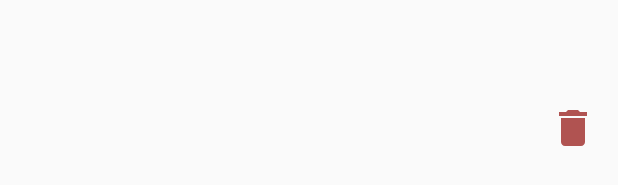
After one commit to burdukowsky/EnterLeave, an Android app: the layout action.xml on its own in the app's theme, with its tools: preview values and no code run, on a phone screen of 412 x 824 dp. The commit adds this screen. Shown: the part 490-675 px from the top of the screen. Run offline under Robolectric (Android 15) with nearby library versions, the phone set to English and light mode, and no system bars.

Commit message:
action list from database

```diff
--- /dev/null
+++ b/app/src/main/res/drawable-anydpi/trash.xml
@@ -0,0 +1,14 @@
+<vector xmlns:android="http://schemas.android.com/apk/res/android"
+    android:width="24dp"
+    android:height="24dp"
+    android:viewportWidth="18"
+    android:viewportHeight="18"
+    android:tint="#9E2927"
+    android:alpha="0.8">
+  <group android:translateX="-3"
+      android:translateY="-3">
+      <path
+          android:fillColor="#FF000000"
+          android:pathData="M6,19c0,1.1 0.9,2 2,2h8c1.1,0 2,-0.9 2,-2V7H6v12zM19,4h-3.5l-1,-1h-5l-1,1H5v2h14V4z"/>
+  </group>
+</vector>
--- /dev/null
+++ b/app/src/main/res/layout/action.xml
@@ -0,0 +1,36 @@
+<?xml version="1.0" encoding="utf-8"?>
+<LinearLayout xmlns:android="http://schemas.android.com/apk/res/android"
+    android:layout_width="match_parent"
+    android:layout_height="match_parent"
+    android:gravity="center_vertical"
+    android:orientation="horizontal"
+    android:padding="@dimen/activity_horizontal_margin">
+
+    <LinearLayout
+        android:layout_width="0dp"
+        android:layout_height="wrap_content"
+        android:layout_weight="1"
+        android:orientation="vertical"
+        android:paddingEnd="@dimen/activity_horizontal_margin"
+        android:paddingRight="@dimen/activity_horizontal_margin">
+
+        <TextView
+            android:id="@+id/tvActionTime"
+            android:layout_width="match_parent"
+            android:layout_height="wrap_content" />
+
+        <TextView
+            android:id="@+id/tvActionType"
+            android:layout_width="match_parent"
+            android:layout_height="wrap_content" />
+
+    </LinearLayout>
+
+    <ImageView
+        android:id="@+id/ivActionDelete"
+        android:layout_width="40dp"
+        android:layout_height="wrap_content"
+        android:contentDescription="@string/delete_button_description"
+        android:src="@drawable/trash" />
+
+</LinearLayout>
--- /dev/null
+++ b/app/src/main/res/values/dimens.xml
@@ -0,0 +1,4 @@
+<?xml version="1.0" encoding="utf-8"?>
+<resources>
+    <dimen name="activity_horizontal_margin">10dp</dimen>
+</resources>
--- a/app/src/main/res/values/strings.xml
+++ b/app/src/main/res/values/strings.xml
@@ -1,3 +1,6 @@
 <resources>
     <string name="app_name">Enter-Leave</string>
+    <string name="delete_button_description">Delete</string>
+    <string name="enter">Enter</string>
+    <string name="leave">Leave</string>
 </resources>
```
Also changed, not shown: app/src/main/java/tk/burdukowsky/enter_leave/ActionListAdapter.kt (added, +42 -0 lines), app/src/main/java/tk/burdukowsky/enter_leave/ActionType.kt (+5 -2 lines), app/src/main/java/tk/burdukowsky/enter_leave/MainActivity.kt (+9 -0 lines), app/src/main/java/tk/burdukowsky/enter_leave/Utils.kt (added, +28 -0 lines), app/src/main/res/layout/activity_main.xml (+9 -13 lines), app/src/main/res/drawable-hdpi/trash.png (added), app/src/main/res/drawable-mdpi/trash.png (added), app/src/main/res/drawable-xhdpi/trash.png (added), app/src/main/res/drawable-xxhdpi/trash.png (added).
